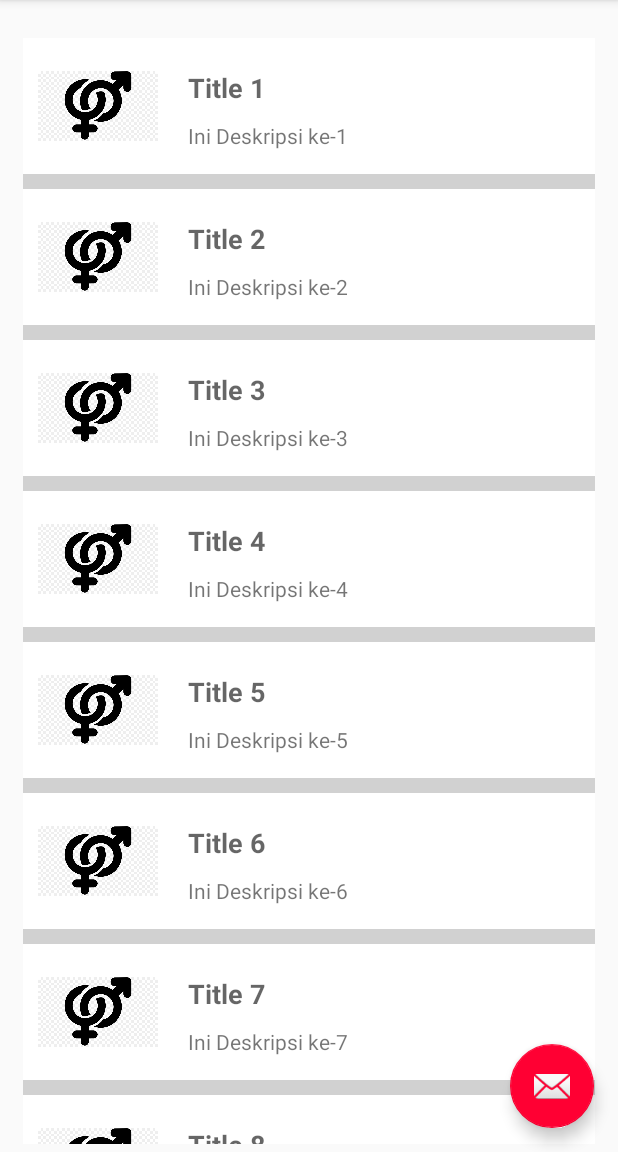
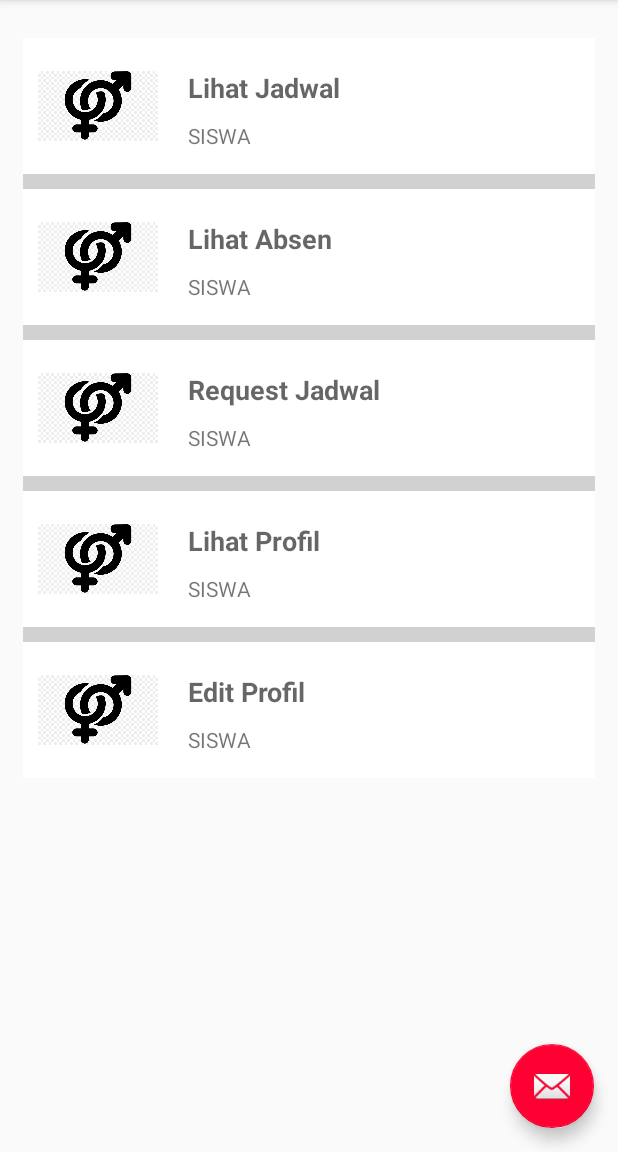
Before and after one commit to alexrudiherlambang/Primagama_Mobile, an Android app: the screen it shows after launch (MainActivity), on a phone screen of 412 x 824 dp, the part 84-1236 px from its top. Run offline under Robolectric (Android 15) with nearby library versions, the phone set to English and light mode, and no system bars.

Commit message:
Update MainActivity.java

```diff
--- a/app/src/main/java/com/example/primagama/MainActivity.java
+++ b/app/src/main/java/com/example/primagama/MainActivity.java
@@ -157,16 +157,11 @@ public class MainActivity extends AppCompatActivity
     public List<Product> getProductList(){
         //pseudocode to get product,repalce your code to get real product here
         productList=new ArrayList<>();
-        productList.add(new Product(R.drawable.gambar1,"Title 1", "Ini Deskripsi ke-1"));
-        productList.add(new Product(R.drawable.gambar1,"Title 2", "Ini Deskripsi ke-2"));
-        productList.add(new Product(R.drawable.gambar1,"Title 3", "Ini Deskripsi ke-3"));
-        productList.add(new Product(R.drawable.gambar1,"Title 4", "Ini Deskripsi ke-4"));
-        productList.add(new Product(R.drawable.gambar1,"Title 5", "Ini Deskripsi ke-5"));
-        productList.add(new Product(R.drawable.gambar1,"Title 6", "Ini Deskripsi ke-6"));
-        productList.add(new Product(R.drawable.gambar1,"Title 7", "Ini Deskripsi ke-7"));
-        productList.add(new Product(R.drawable.gambar1,"Title 8", "Ini Deskripsi ke-8"));
-        productList.add(new Product(R.drawable.gambar1,"Title 9", "Ini Deskripsi ke-9"));
-        productList.add(new Product(R.drawable.gambar1,"Title 10", "Ini Deskripsi ke-10"));
+        productList.add(new Product(R.drawable.gambar1,"Lihat Jadwal", "SISWA"));
+        productList.add(new Product(R.drawable.gambar1,"Lihat Absen", "SISWA"));
+        productList.add(new Product(R.drawable.gambar1,"Request Jadwal", "SISWA"));
+        productList.add(new Product(R.drawable.gambar1,"Lihat Profil", "SISWA"));
+        productList.add(new Product(R.drawable.gambar1,"Edit Profil", "SISWA"));
 
         return productList;
     }
```
